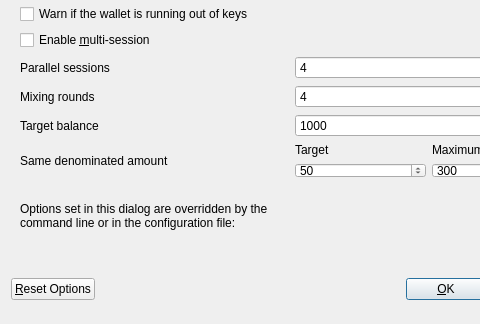
First picture: the form in src/qt/forms/optionsdialog.ui, repository dashpay/dash, before the edit; both pictures show x 0 to 480 and y 96 to 420 of the 583 by 420 pixel window.
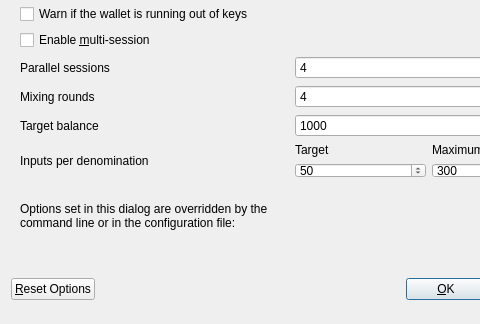
Second picture: the form after the edit. The open tabs and pages were chosen to show the change. Custom widgets are drawn as their Qt base class.

Commit message: Apply suggestions from code review

What changed in the file:
```diff
--- a/src/qt/forms/optionsdialog.ui
+++ b/src/qt/forms/optionsdialog.ui
@@ -519,7 +519,7 @@
             <string>How many inputs of each denominated amount are created.&lt;br/&gt;Lower these numbers if you want less smaller denoms.</string>
            </property>
            <property name="text">
-            <string>Same denominated amount</string>
+            <string>Inputs per denomination</string>
            </property>
           </widget>
          </item>
```
Left out of the diff: 6 changed lines with no effect on the pictures.
